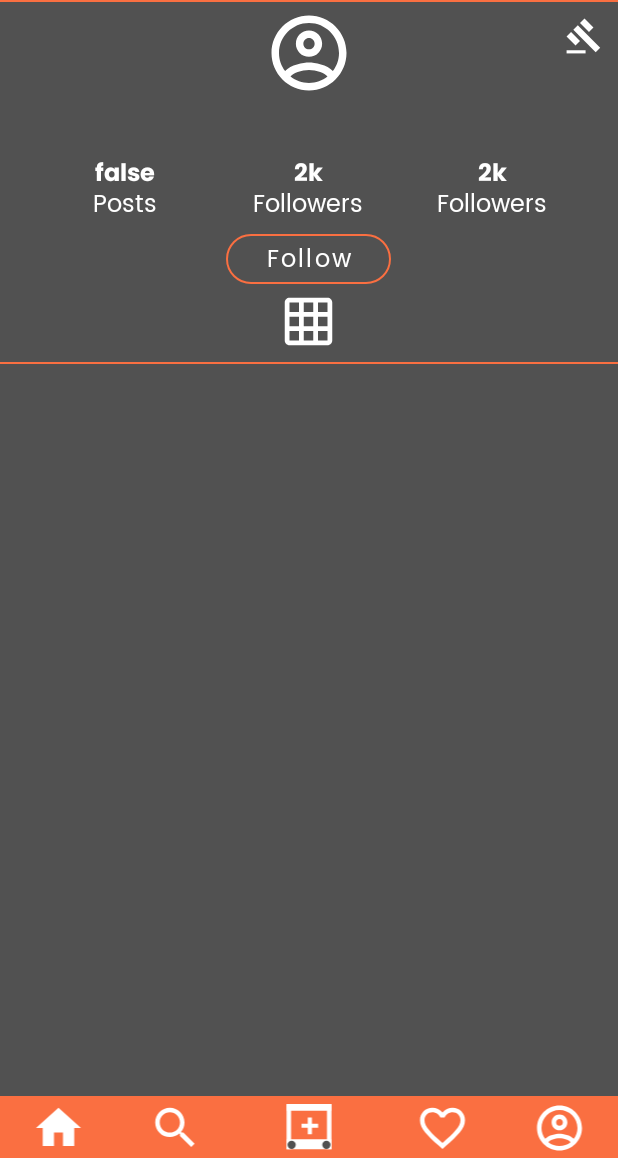
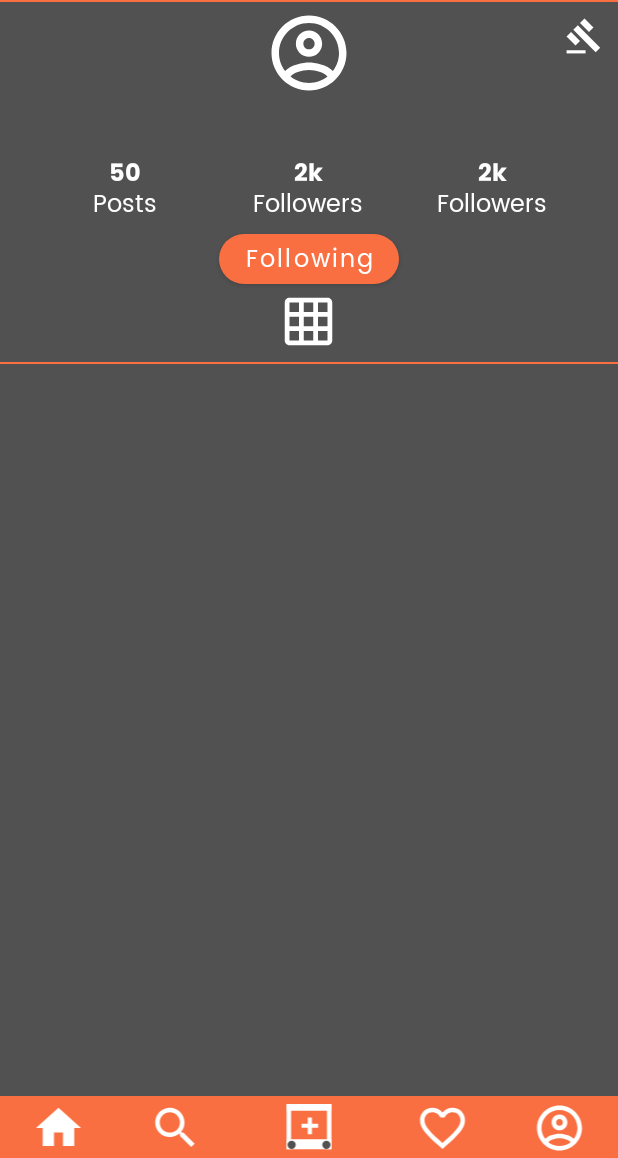
Before and after one commit to JensRas/ScribbleShare, an Android app: the OtherProfilePage screen opened directly, with no data from a screen before it, on a phone screen of 412 x 824 dp, the part 78-1236 px from its top. Run offline under Robolectric (Android 15) with nearby library versions, the phone set to English and light mode, and no system bars; our stand-ins replace Volley; network calls fail; 3 statements that could not run were skipped.

Commit message:
follow and unfollow

```diff
--- /dev/null
+++ b/Frontend/app/src/main/java/com/example/scribbleshare/profilepage/AddFollowerPresenter.java
@@ -0,0 +1,36 @@
+package com.example.scribbleshare.profilepage;
+
+import android.content.Context;
+import android.util.Log;
+
+import com.android.volley.VolleyError;
+import com.example.scribbleshare.network.EndpointCaller;
+import com.example.scribbleshare.network.IVolleyListener;
+
+import org.json.JSONObject;
+
+public class AddFollowerPresenter implements IVolleyListener<JSONObject> {
+
+    private EndpointCaller<JSONObject> model;
+    private ProfilePageView view;
+    private Context context;
+
+    public AddFollowerPresenter(ProfilePageView view, Context c){
+        this.view = view;
+        this.context = c;
+        this.model = new EndpointCaller<>(context, this);
+    }
+
+    public void addFollower(String username, String secondUsername){
+        model.addFollowerRequest(username, secondUsername);
+    }
+
+    @Override
+    public void onSuccess(JSONObject obj) {
+    }
+
+    @Override
+    public void onError(VolleyError e) {
+
+    }
+}
--- a/Frontend/app/src/main/java/com/example/scribbleshare/profilepage/OtherProfilePage.java
+++ b/Frontend/app/src/main/java/com/example/scribbleshare/profilepage/OtherProfilePage.java
@@ -3,6 +3,7 @@ package com.example.scribbleshare.profilepage;
 import android.content.Context;
 import android.content.Intent;
 import android.os.Bundle;
+import android.util.Log;
 import android.view.LayoutInflater;
 import android.view.View;
 import android.view.ViewGroup;
@@ -45,28 +46,36 @@ public class OtherProfilePage extends AppCompatActivity implements ProfilePageVi
     private RecyclerView postsRV;
     private ArrayList<PostModel> postsAL;
     private GetFollowingPresenter getFollowingPresenter;
+    private AddFollowerPresenter addFollowerPresenter;
+    private UnfollowUserPresenter unfollowUserPresenter;
     private boolean isUserFollowing;
     private String username;
+    private String singletonUsername;
 
     @Override
     protected void onCreate(@Nullable Bundle savedInstanceState) {
         super.onCreate(savedInstanceState);
         setContentView(R.layout.activity_merged_profile_views);
+
         getFollowingPresenter = new GetFollowingPresenter(this, getApplicationContext());
+        addFollowerPresenter = new AddFollowerPresenter(this, getApplicationContext());
+        unfollowUserPresenter = new UnfollowUserPresenter(this, getApplicationContext());
+
         Bundle bundle = getIntent().getExtras();
         ProfilePagePresenter presenter = new ProfilePagePresenter(this, getApplicationContext());
 
         TextView profileName = (TextView)findViewById(R.id.profile_profile_name);
         username = bundle.getString("username");
+        singletonUsername = MySingleton.getInstance(this).getApplicationUser().getUsername();
         profileName.setText(username);//bundle.getString("username"));
 
         TextView postNum = (TextView)findViewById(R.id.post_count);
 
 
-        getFollowingPresenter.setIsFollowing(username, MySingleton.getInstance(this).getApplicationUser().getUsername());
+        getFollowingPresenter.setIsFollowing(singletonUsername, username);
 
-        postNum.setText(isUserFollowing + "");
-
+        ImageButton ban_hammer = (ImageButton) findViewById(R.id.banHammer);
+        //if(MySingleton.getInstance(this).getApplicationUser().)
 
         // Icon buttons
         ImageButton home_button = (ImageButton) findViewById(R.id.btn_home);
@@ -84,31 +93,6 @@ public class OtherProfilePage extends AppCompatActivity implements ProfilePageVi
                 startActivity(new Intent(view.getContext(), SearchPage.class));
             }
         });
-
-        Button follow_button = (Button) findViewById(R.id.follow_button);
-        Button following_button = (Button) findViewById(R.id.following_button);
-
-        if(isUserFollowing){
-            following_button.setVisibility(View.VISIBLE);
-            follow_button.setVisibility(View.GONE);
-            following_button.setOnClickListener(new View.OnClickListener() {
-                @Override
-                public void onClick(View view){
-                    following_button.setVisibility(View.GONE);
-                    follow_button.setVisibility(View.VISIBLE);
-                }
-            });}
-        else{
-            following_button.setVisibility(View.GONE);
-            follow_button.setVisibility(View.VISIBLE);
-            following_button.setOnClickListener(new View.OnClickListener() {
-                @Override
-                public void onClick(View view){
-                    following_button.setVisibility(View.VISIBLE);
-                    follow_button.setVisibility(View.GONE);
-                }
-            });}
-
 
         ImageButton create_new_button = (ImageButton) findViewById(R.id.btn_create_new);
         create_new_button.setOnClickListener(new View.OnClickListener() {
@@ -170,12 +154,36 @@ public class OtherProfilePage extends AppCompatActivity implements ProfilePageVi
     public void setUserFollowing(JSONObject object){
        try {
             isUserFollowing = object.getBoolean("following");
+           Log.e("debug", isUserFollowing + "");
+
+           Button follow_button = (Button) findViewById(R.id.follow_button);
+           Button following_button = (Button) findViewById(R.id.following_button);
+
+           if(isUserFollowing){
+               following_button.setVisibility(View.VISIBLE);
+               follow_button.setVisibility(View.GONE);
+               following_button.setOnClickListener(new View.OnClickListener() {
+                   @Override
+                   public void onClick(View view){
+                       unfollowUserPresenter.unfollowUser(singletonUsername, username);
+                       following_button.setVisibility(View.GONE);
+                       follow_button.setVisibility(View.VISIBLE);
+                   }
+               });}
+           else{
+               following_button.setVisibility(View.GONE);
+               follow_button.setVisibility(View.VISIBLE);
+               follow_button.setOnClickListener(new View.OnClickListener() {
+                   @Override
+                   public void onClick(View view){
+                       addFollowerPresenter.addFollower(singletonUsername, username);
+                       following_button.setVisibility(View.VISIBLE);
+                       follow_button.setVisibility(View.GONE);
+                   }
+               });}
         }
         catch (JSONException e) {
             e.printStackTrace();
         }
     }
-
-
-
 }
--- /dev/null
+++ b/Frontend/app/src/main/java/com/example/scribbleshare/profilepage/UnfollowUserPresenter.java
@@ -0,0 +1,38 @@
+package com.example.scribbleshare.profilepage;
+
+import android.content.Context;
+import android.util.Log;
+
+import com.android.volley.VolleyError;
+import com.example.scribbleshare.network.EndpointCaller;
+import com.example.scribbleshare.network.IVolleyListener;
+
+import org.json.JSONObject;
+
+public class UnfollowUserPresenter implements IVolleyListener<JSONObject> {
+
+    private EndpointCaller<JSONObject> model;
+    private ProfilePageView view;
+    private Context context;
+
+    public UnfollowUserPresenter(ProfilePageView view, Context c){
+        this.view = view;
+        this.context = c;
+        this.model = new EndpointCaller<>(context, this);
+    }
+
+    public void unfollowUser(String username, String secondUsername){
+        Log.e("debug", "unfollow in presenter");
+        model.unfollowUser(username, secondUsername);
+    }
+
+    @Override
+    public void onSuccess(JSONObject jsonObject) {
+
+    }
+
+    @Override
+    public void onError(VolleyError e) {
+
+    }
+}
--- a/Frontend/app/src/main/res/layout/activity_merged_profile_views.xml
+++ b/Frontend/app/src/main/res/layout/activity_merged_profile_views.xml
@@ -38,14 +38,14 @@
         android:id="@+id/banHammer"
         android:layout_width="25dp"
         android:layout_height="25dp"
+        android:layout_below="@id/top_bar_layout"
+        android:layout_alignParentRight="true"
+        android:layout_centerHorizontal="true"
+        android:layout_marginTop="10dp"
+        android:layout_marginRight="10dp"
+        android:background="@null"
         android:scaleType="fitCenter"
-        android:background="@null"
-        app:srcCompat="@drawable/ic_baseline_gavel_24"
-        android:layout_below="@id/top_bar_layout"
-        android:layout_centerHorizontal="true"
-        android:layout_alignParentRight="true"
-        android:layout_marginTop="10dp"
-        android:layout_marginRight="10dp" />
+        app:srcCompat="@drawable/ic_baseline_gavel_24" />
 
     <ImageView
         android:id="@+id/profile_profile_picture"
```
Also changed, not shown: Backend/scribbleshare/src/main/java/edu/iastate/scribbleshare/Post/LikeSocketConfig.java (+11 -11 lines), Backend/scribbleshare/src/main/java/edu/iastate/scribbleshare/User/UserController.java (+4 -5 lines), Frontend/app/src/main/java/com/example/scribbleshare/network/EndpointCaller.java (+13 -0 lines).
